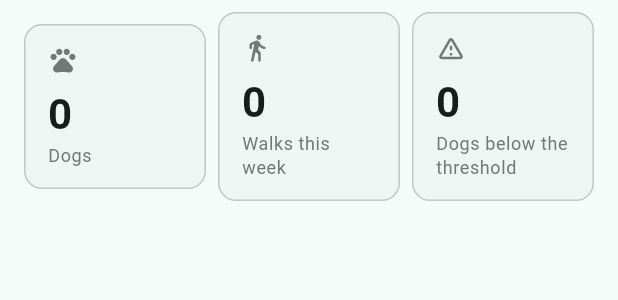
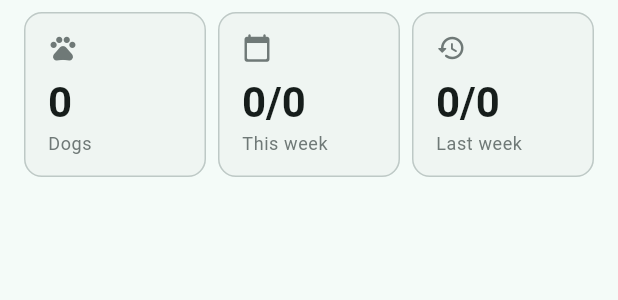
Before and after one commit to vendelle/shelter-app, a Flutter app: the _StatsRow widget shown alone on an empty page, opened directly with empty values, on a phone screen of 412 x 824 dp. Shown: the top 300 px of the screen. Run offline on Flutter 3.47's test engine with Material 3 defaults, Android fonts, the light colour scheme and no system bars; our stand-ins replace flutter_riverpod, go_router; network calls fail.

Commit message:
feat: redesign overview stats as weekly goal ratios
- Show this week and last week walk days vs goal (4 × dogs)
- Replace dogsAtGoal/avgWalkDays with thisWeekDays/lastWeekDays
- Make stat card icon optional
- Fix card heights with IntrinsicHeight

```diff
--- a/lib/features/overview/presentation/overview_screen.dart
+++ b/lib/features/overview/presentation/overview_screen.dart
@@ -117,11 +117,11 @@ class _StatsRow extends StatelessWidget {
 
   @override
   Widget build(BuildContext context) {
-    final colorScheme = Theme.of(context).colorScheme;
-
     return Padding(
       padding: const EdgeInsets.fromLTRB(12, 4, 12, 8),
+      child: IntrinsicHeight(
         child: Row(
+          crossAxisAlignment: CrossAxisAlignment.stretch,
           children: [
             Expanded(
               child: StatCard(
@@ -132,20 +132,20 @@ class _StatsRow extends StatelessWidget {
             ),
             Expanded(
               child: StatCard(
-              label: 'Walks this week',
-              value: '${stats.totalWalksThisWeek}',
-              icon: Icons.directions_walk_rounded,
+                label: 'This week',
+                value: '${stats.thisWeekDays}/${stats.goal}',
+                icon: Icons.calendar_today_rounded,
               ),
             ),
             Expanded(
               child: StatCard(
-              label: 'Dogs below the threshold',
-              value: '${stats.dogsNeedingWalks}',
-              icon: Icons.warning_amber_rounded,
-              valueColor: stats.dogsNeedingWalks > 0 ? colorScheme.error : null,
+                label: 'Last week',
+                value: '${stats.lastWeekDays}/${stats.goal}',
+                icon: Icons.history_rounded,
               ),
             ),
           ],
+        ),
       ),
     );
   }
--- a/lib/features/overview/presentation/providers/overview_providers.dart
+++ b/lib/features/overview/presentation/providers/overview_providers.dart
@@ -17,22 +17,33 @@ final dogWalkSummariesProvider = FutureProvider<List<DogWalkSummary>>((ref) {
 /// Derived stats for the summary cards.
 final overviewStatsProvider = Provider<AsyncValue<OverviewStats>>((ref) {
   return ref.watch(dogWalkSummariesProvider).whenData((summaries) {
+    final thisWeekDays =
+        summaries.fold<int>(0, (sum, s) => sum + s.thisWeekWalks);
+    final lastWeekDays =
+        summaries.fold<int>(0, (sum, s) => sum + s.lastWeekWalks);
+    final goal = summaries.length * 4;
     return OverviewStats(
       totalDogs: summaries.length,
-      totalWalksThisWeek: summaries.fold<int>(0, (sum, s) => sum + s.thisWeekWalks),
-      dogsNeedingWalks: summaries.where((s) => s.thisWeekWalks < 4).length,
+      thisWeekDays: thisWeekDays,
+      lastWeekDays: lastWeekDays,
+      goal: goal,
     );
   });
 });
 
 class OverviewStats {
   final int totalDogs;
-  final int totalWalksThisWeek;
-  final int dogsNeedingWalks;
+  final int thisWeekDays;
+  final int lastWeekDays;
+  final int goal;
 
   const OverviewStats({
     required this.totalDogs,
-    required this.totalWalksThisWeek,
-    required this.dogsNeedingWalks,
+    required this.thisWeekDays,
+    required this.lastWeekDays,
+    required this.goal,
   });
+
+  int get thisWeekPercent => goal == 0 ? 0 : (thisWeekDays * 100 / goal).round();
+  int get lastWeekPercent => goal == 0 ? 0 : (lastWeekDays * 100 / goal).round();
 }
--- a/lib/features/overview/presentation/widgets/stat_card.dart
+++ b/lib/features/overview/presentation/widgets/stat_card.dart
@@ -5,13 +5,13 @@ class StatCard extends StatelessWidget {
     super.key,
     required this.label,
     required this.value,
-    required this.icon,
+    this.icon,
     this.valueColor,
   });
 
   final String label;
   final String value;
-  final IconData icon;
+  final IconData? icon;
   final Color? valueColor;
 
   @override
@@ -25,8 +25,10 @@ class StatCard extends StatelessWidget {
           crossAxisAlignment: CrossAxisAlignment.start,
           mainAxisSize: MainAxisSize.min,
           children: [
-            Icon(icon, size: 20, color: theme.colorScheme.outline),
-            const SizedBox(height: 8),
+            if (icon != null) ...[
+              Icon(icon, size: 20, color: theme.colorScheme.outline),
+              const SizedBox(height: 8),
+            ],
             Text(
               value,
               style: theme.textTheme.headlineMedium?.copyWith(
```
Lines whose indentation alone changed are shown as unchanged.
